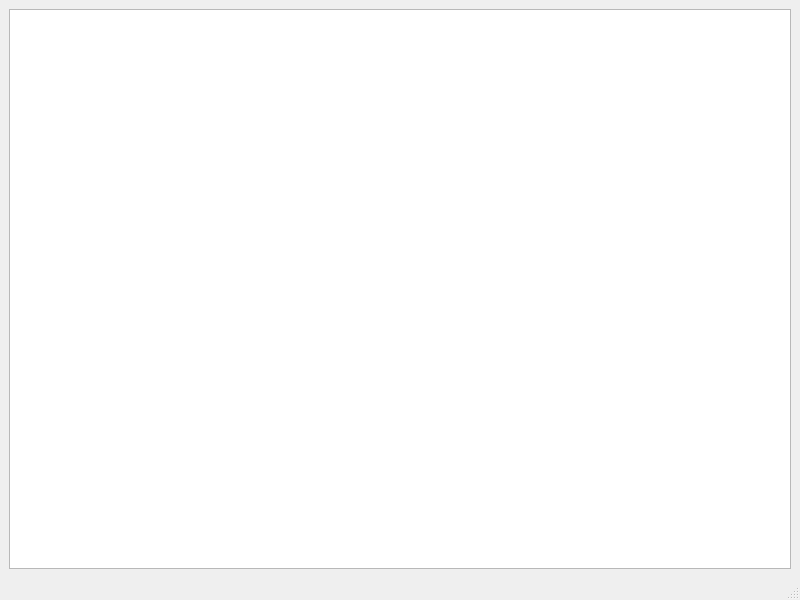
Old version of the form ui/logcat.ui in the repository HeroZ6/haiwaitest_tool.
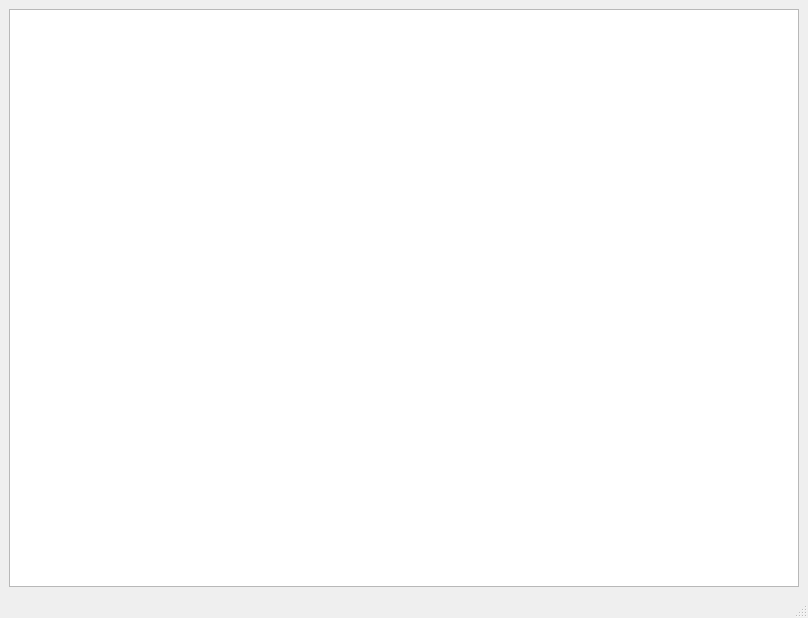
New version of the form.

The edit to the form file:
```diff
--- a/ui/logcat.ui
+++ b/ui/logcat.ui
@@ -6,8 +6,8 @@
    <rect>
     <x>0</x>
     <y>0</y>
-    <width>800</width>
-    <height>600</height>
+    <width>808</width>
+    <height>618</height>
    </rect>
   </property>
   <property name="windowTitle">
```
Left out of the diff: 4 changed lines with no effect on the pictures.
